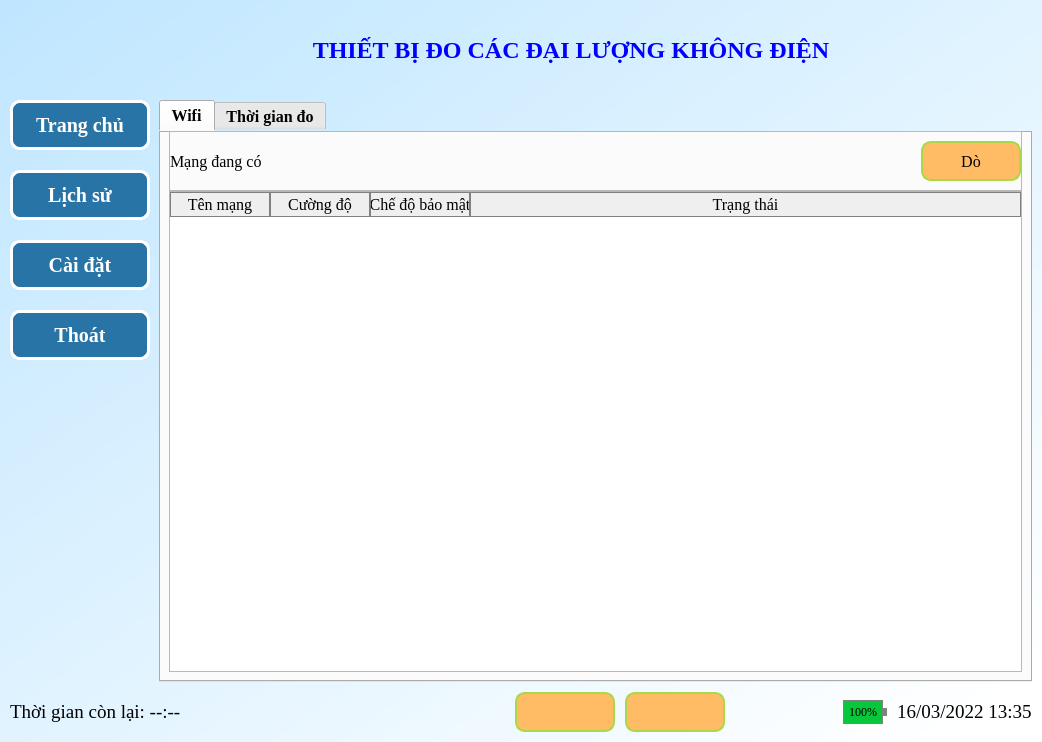
Qt form iot.ui (sonmasterj/iot) before a commit.
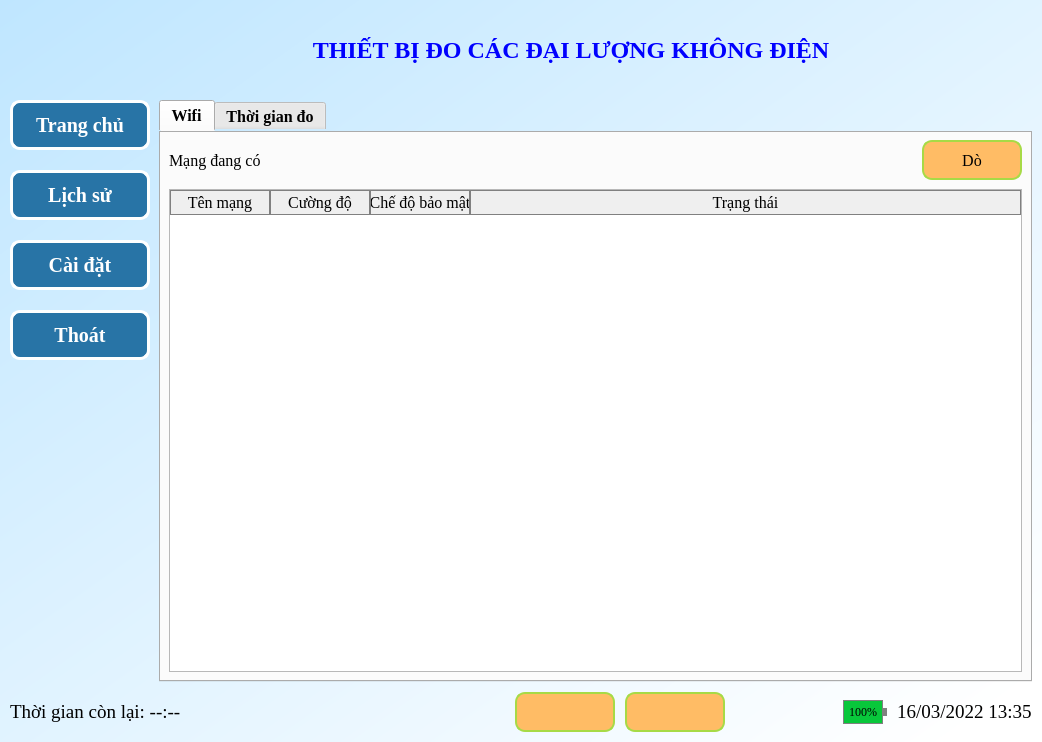
The same form after that commit. The open tabs and pages were chosen to show the change. Icons and pictures are not drawn.

```diff
--- a/iot.ui
+++ b/iot.ui
@@ -3420,6 +3420,9 @@
                </property>
                <item>
                 <widget class="QFrame" name="frame_8">
+                 <property name="styleSheet">
+                  <string notr="true">border:none;</string>
+                 </property>
                  <property name="frameShape">
                   <enum>QFrame::StyledPanel</enum>
                  </property>
```
Left out of the diff: 2 changed lines with no effect on the pictures.
